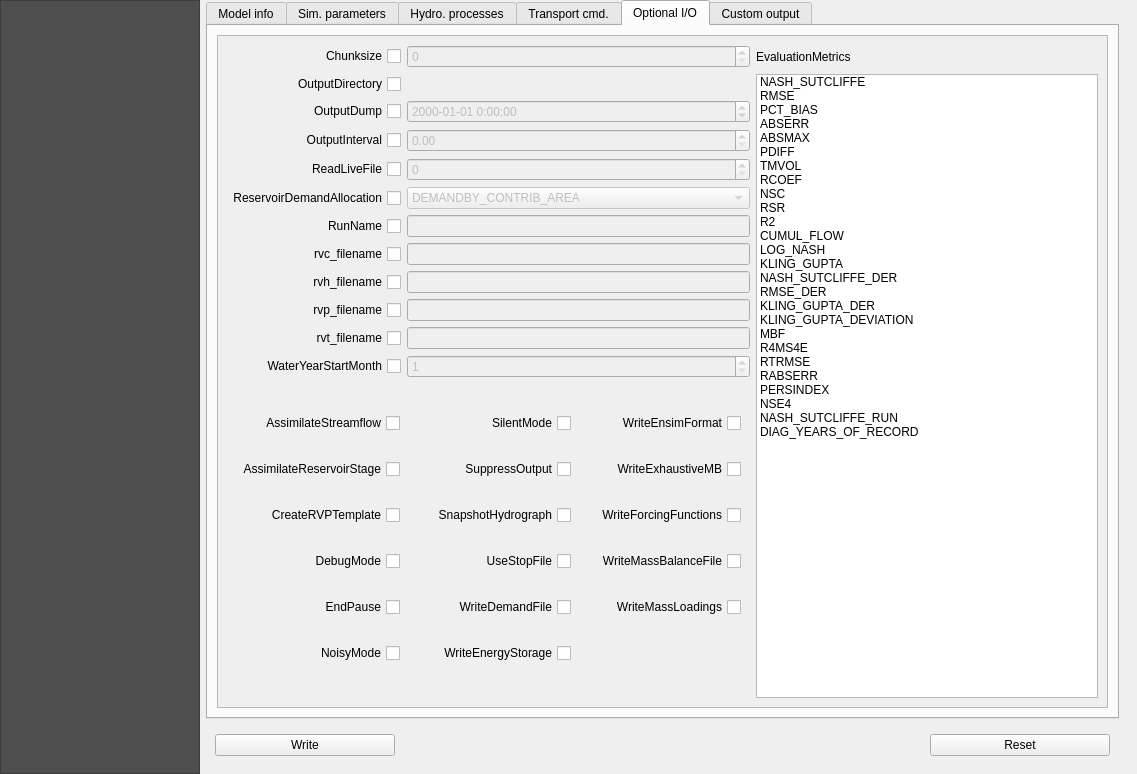
Above: qraven/qraven_dialog_base.ui from Scriptbash/QRaven before the change. Below: the same form after it.
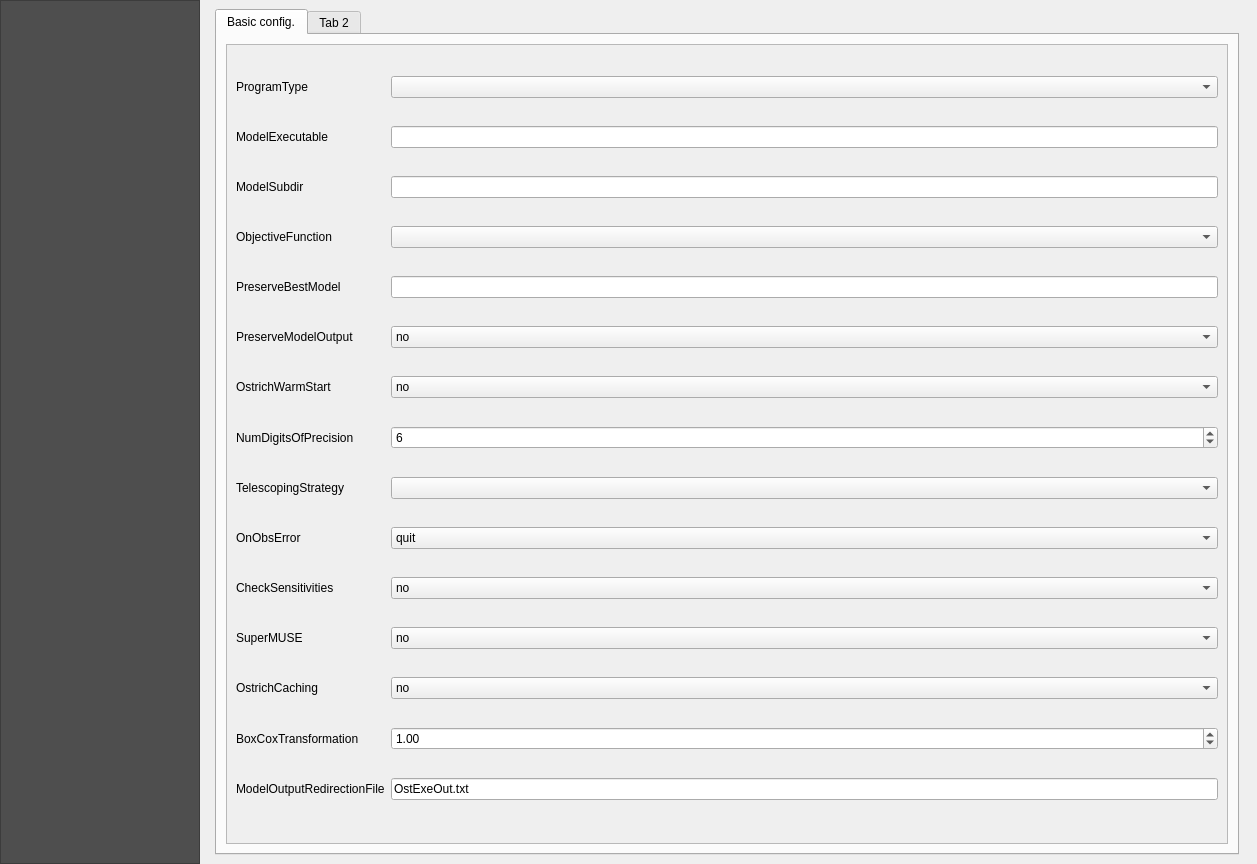
That is the form after the change. The open tabs and pages were chosen to show the change. Icons and pictures are not drawn. Custom widgets are drawn as their Qt base class.

Commit message: Start OSTRICH gui mockup

Patch:
```diff
--- a/qraven/qraven_dialog_base.ui
+++ b/qraven/qraven_dialog_base.ui
@@ -6,8 +6,8 @@
    <rect>
     <x>0</x>
     <y>0</y>
-    <width>1137</width>
-    <height>774</height>
+    <width>1257</width>
+    <height>864</height>
    </rect>
   </property>
   <property name="windowTitle">
@@ -107,7 +107,7 @@
       <item row="0" column="1">
        <widget class="QStackedWidget" name="stackedWidget">
         <property name="currentIndex">
-         <number>0</number>
+         <number>6</number>
         </property>
         <widget class="QWidget" name="rvi">
          <layout class="QVBoxLayout" name="verticalLayout_2">
@@ -1961,8 +1961,8 @@
                   <rect>
                    <x>0</x>
                    <y>0</y>
-                   <width>905</width>
-                   <height>639</height>
+                   <width>717</width>
+                   <height>739</height>
                   </rect>
                  </property>
                  <layout class="QGridLayout" name="gridLayout_9">
@@ -5182,6 +5182,279 @@
           </item>
          </layout>
         </widget>
+        <widget class="QWidget" name="ostrich">
+         <layout class="QGridLayout" name="gridLayout_18">
+          <item row="0" column="0">
+           <widget class="QTabWidget" name="tabWidget_3">
+            <widget class="QWidget" name="tab_9">
+             <attribute name="title">
+              <string>Basic config.</string>
+             </attribute>
+             <layout class="QGridLayout" name="gridLayout_19">
+              <item row="3" column="1">
+               <widget class="QScrollArea" name="scrollArea_4">
+                <property name="widgetResizable">
+                 <bool>true</bool>
+                </property>
+                <widget class="QWidget" name="scrollAreaWidgetContents_2">
+                 <property name="geometry">
+                  <rect>
+                   <x>0</x>
+                   <y>0</y>
+                   <width>1059</width>
+                   <height>792</height>
+                  </rect>
+                 </property>
+                 <layout class="QGridLayout" name="gridLayout_20">
+                  <item row="11" column="0">
+                   <widget class="QLabel" name="label_98">
+                    <property name="text">
+                     <string>SuperMUSE</string>
+                    </property>
+                   </widget>
+                  </item>
+                  <item row="1" column="1">
+                   <widget class="QLineEdit" name="lineEdit"/>
+                  </item>
+                  <item row="1" column="0">
+                   <widget class="QLabel" name="label_73">
+                    <property name="text">
+                     <string>ModelExecutable</string>
+                    </property>
+                   </widget>
+                  </item>
+                  <item row="4" column="0">
+                   <widget class="QLabel" name="label_91">
+                    <property name="text">
+                     <string>PreserveBestModel</string>
+                    </property>
+                   </widget>
+                  </item>
+                  <item row="2" column="0">
+                   <widget class="QLabel" name="label_89">
+                    <property name="text">
+                     <string>ModelSubdir</string>
+                    </property>
+                   </widget>
+                  </item>
+                  <item row="9" column="1">
+                   <widget class="QComboBox" name="comboBox_6">
+                    <item>
+                     <property name="text">
+                      <string>quit</string>
+                     </property>
+                    </item>
+                    <item>
+                     <property name="text">
+                      <string>value</string>
+                     </property>
+                    </item>
+                   </widget>
+                  </item>
+                  <item row="11" column="1">
+                   <widget class="QComboBox" name="comboBox_8">
+                    <item>
+                     <property name="text">
+                      <string>no</string>
+                     </property>
+                    </item>
+                    <item>
+                     <property name="text">
+                      <string>yes</string>
+                     </property>
+                    </item>
+                   </widget>
+                  </item>
+                  <item row="7" column="1">
+                   <widget class="QSpinBox" name="spinBox">
+                    <property name="minimum">
+                     <number>1</number>
+                    </property>
+                    <property name="maximum">
+                     <number>36</number>
+                    </property>
+                    <property name="value">
+                     <number>6</number>
+                    </property>
+                   </widget>
+                  </item>
+                  <item row="12" column="0">
+                   <widget class="QLabel" name="label_99">
+                    <property name="text">
+                     <string>OstrichCaching</string>
+                    </property>
+                   </widget>
+                  </item>
+                  <item row="9" column="0">
+                   <widget class="QLabel" name="label_96">
+                    <property name="text">
+                     <string>OnObsError</string>
+                    </property>
+                   </widget>
+                  </item>
+                  <item row="10" column="1">
+                   <widget class="QComboBox" name="comboBox_7">
+                    <item>
+                     <property name="text">
+                      <string>no</string>
+                     </property>
+                    </item>
+                    <item>
+                     <property name="text">
+                      <string>yes</string>
+                     </property>
+                    </item>
+                   </widget>
+                  </item>
+                  <item row="10" column="0">
+                   <widget class="QLabel" name="label_97">
+                    <property name="text">
+                     <string>CheckSensitivities</string>
+                    </property>
+                   </widget>
+                  </item>
+                  <item row="13" column="1">
+                   <widget class="QDoubleSpinBox" name="doubleSpinBox">
+                    <property name="value">
+                     <double>1.000000000000000</double>
+                    </property>
+                   </widget>
+                  </item>
+                  <item row="3" column="1">
+                   <widget class="QComboBox" name="comboBox_2"/>
+                  </item>
+                  <item row="13" column="0">
+                   <widget class="QLabel" name="label_100">
+                    <property name="text">
+                     <string>BoxCoxTransformation</string>
+                    </property>
+                   </widget>
+                  </item>
+                  <item row="12" column="1">
+                   <widget class="QComboBox" name="comboBox_9">
+                    <item>
+                     <property name="text">
+                      <string>no</string>
+                     </property>
+                    </item>
+                    <item>
+                     <property name="text">
+                      <string>yes</string>
+                     </property>
+                    </item>
+                   </widget>
+                  </item>
+                  <item row="5" column="0">
+                   <widget class="QLabel" name="label_92">
+                    <property name="text">
+                     <string>PreserveModelOutput</string>
+                    </property>
+                   </widget>
+                  </item>
+                  <item row="3" column="0">
+                   <widget class="QLabel" name="label_90">
+                    <property name="text">
+                     <string>ObjectiveFunction</string>
+                    </property>
+                   </widget>
+                  </item>
+                  <item row="6" column="0">
+                   <widget class="QLabel" name="label_93">
+                    <property name="text">
+                     <string>OstrichWarmStart</string>
+                    </property>
+                   </widget>
+                  </item>
+                  <item row="7" column="0">
+                   <widget class="QLabel" name="label_94">
+                    <property name="text">
+                     <string>NumDigitsOfPrecision</string>
+                    </property>
+                   </widget>
+                  </item>
+                  <item row="0" column="0">
+                   <widget class="QLabel" name="label_72">
+                    <property name="text">
+                     <string>ProgramType</string>
+                    </property>
+                   </widget>
+                  </item>
+                  <item row="2" column="1">
+                   <widget class="QLineEdit" name="lineEdit_2"/>
+                  </item>
+                  <item row="4" column="1">
+                   <widget class="QLineEdit" name="lineEdit_3"/>
+                  </item>
+                  <item row="8" column="0">
+                   <widget class="QLabel" name="label_95">
+                    <property name="text">
+                     <string>TelescopingStrategy</string>
+                    </property>
+                   </widget>
+                  </item>
+                  <item row="5" column="1">
+                   <widget class="QComboBox" name="comboBox_4">
+                    <item>
+                     <property name="text">
+                      <string>no</string>
+                     </property>
+                    </item>
+                    <item>
+                     <property name="text">
+                      <string>yes</string>
+                     </property>
+                    </item>
+                   </widget>
+                  </item>
+                  <item row="8" column="1">
+                   <widget class="QComboBox" name="comboBox_5"/>
+                  </item>
+                  <item row="6" column="1">
+                   <widget class="QComboBox" name="comboBox_3">
+                    <item>
+                     <property name="text">
+                      <string>no</string>
+                     </property>
+                    </item>
+                    <item>
+                     <property name="text">
+                      <string>yes</string>
+                     </property>
+                    </item>
+                   </widget>
+                  </item>
+                  <item row="0" column="1">
+                   <widget class="QComboBox" name="comboBox"/>
+                  </item>
+                  <item row="14" column="0">
+                   <widget class="QLabel" name="label_101">
+                    <property name="text">
+                     <string>ModelOutputRedirectionFile</string>
+                    </property>
+                   </widget>
+                  </item>
+                  <item row="14" column="1">
+                   <widget class="QLineEdit" name="lineEdit_4">
+                    <property name="text">
+                     <string>OstExeOut.txt</string>
+                    </property>
+                   </widget>
+                  </item>
+                 </layout>
+                </widget>
+               </widget>
+              </item>
+             </layout>
+            </widget>
+            <widget class="QWidget" name="tab_10">
+             <attribute name="title">
+              <string>Tab 2</string>
+             </attribute>
+            </widget>
+           </widget>
+          </item>
+         </layout>
+        </widget>
         <widget class="QWidget" name="settings">
          <layout class="QGridLayout" name="gridLayout_43">
           <property name="leftMargin">
```
Left out of the diff: 24 changed lines with no effect on the pictures. The commit also changes 2 other files.
